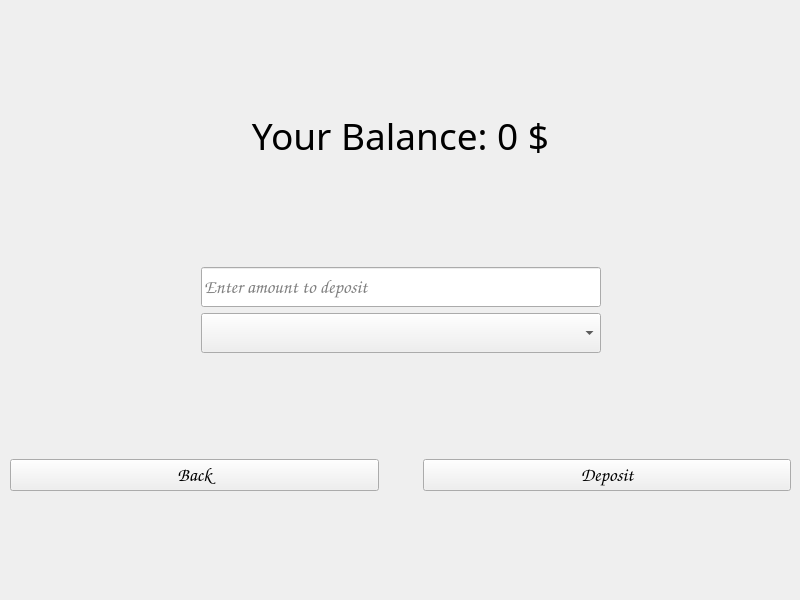
Qt form frontend/menus/NewDepositMenu/newdepositmenu.ui (grytsiuko/QuadroBank) before a commit.
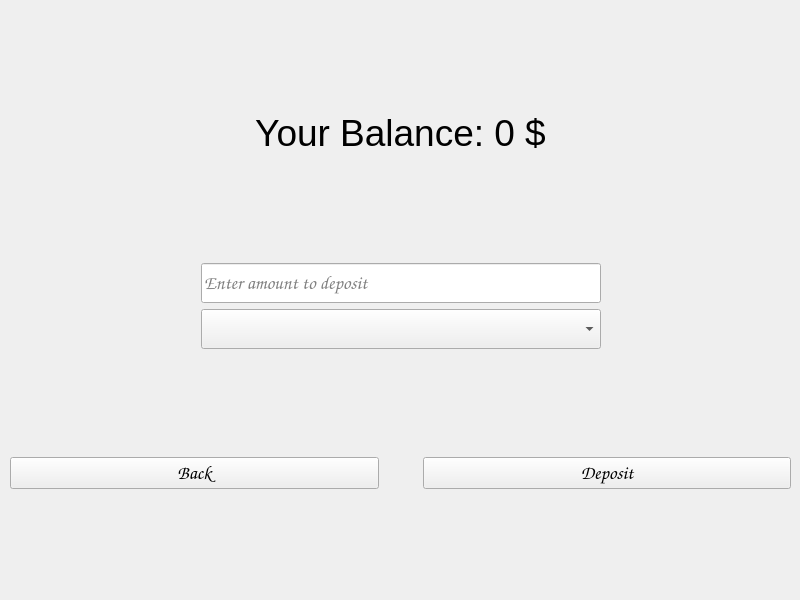
The same form after that commit.

```diff
--- a/frontend/menus/NewDepositMenu/newdepositmenu.ui
+++ b/frontend/menus/NewDepositMenu/newdepositmenu.ui
@@ -52,7 +52,7 @@
       </property>
       <property name="font">
        <font>
-        <family>Playbill</family>
+        <family>Arial</family>
         <pointsize>28</pointsize>
        </font>
       </property>
```
